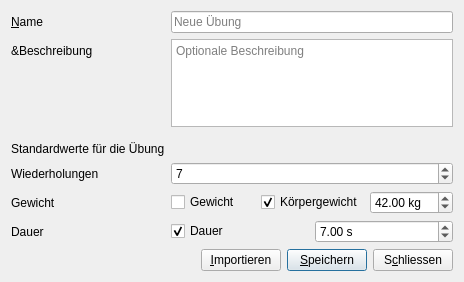
hochstibe/fingertraining, file speck_weg/ui/dialog_training_exercise.ui: the form before one commit.
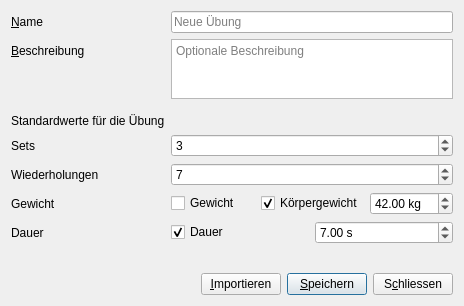
The form after the commit.

```diff
--- a/speck_weg/ui/dialog_training_exercise.ui
+++ b/speck_weg/ui/dialog_training_exercise.ui
@@ -10,7 +10,7 @@
     <x>0</x>
     <y>0</y>
     <width>464</width>
-    <height>282</height>
+    <height>306</height>
    </rect>
   </property>
   <property name="windowTitle">
@@ -50,6 +50,25 @@
        <property name="text">
         <string>&amp;Beschreibung</string>
        </property>
+       <property name="buddy">
+        <cstring>textEdit_description</cstring>
+       </property>
+      </widget>
+     </item>
+     <item row="1" column="1">
+      <widget class="QTextEdit" name="textEdit_description">
+       <property name="maximumSize">
+        <size>
+         <width>16777215</width>
+         <height>60</height>
+        </size>
+       </property>
+       <property name="tabChangesFocus">
+        <bool>true</bool>
+       </property>
+       <property name="placeholderText">
+        <string>Optionale Beschreibung</string>
+       </property>
       </widget>
      </item>
      <item row="2" column="0">
@@ -66,28 +85,28 @@
        </property>
       </widget>
      </item>
-     <item row="4" column="0">
+     <item row="5" column="0">
       <widget class="QLabel" name="label_repetitions">
        <property name="text">
         <string>Wiederholungen</string>
        </property>
       </widget>
      </item>
-     <item row="4" column="1">
+     <item row="5" column="1">
       <widget class="QSpinBox" name="spinBox_repetitions">
        <property name="value">
         <number>7</number>
        </property>
       </widget>
      </item>
-     <item row="5" column="0">
+     <item row="6" column="0">
       <widget class="QLabel" name="label_weight">
        <property name="text">
         <string>Gewicht</string>
        </property>
       </widget>
      </item>
-     <item row="5" column="1">
+     <item row="6" column="1">
       <layout class="QHBoxLayout" name="horizontalLayout_2">
        <item>
         <widget class="QCheckBox" name="checkBox_weight">
@@ -124,14 +143,14 @@
        </item>
       </layout>
      </item>
-     <item row="6" column="0">
+     <item row="7" column="0">
       <widget class="QLabel" name="label_duration">
        <property name="text">
         <string>Dauer</string>
        </property>
       </widget>
      </item>
-     <item row="6" column="1">
+     <item row="7" column="1">
       <layout class="QHBoxLayout" name="horizontalLayout_3">
        <item>
         <widget class="QCheckBox" name="checkBox_duration">
@@ -158,10 +177,20 @@
        </item>
       </layout>
      </item>
-     <item row="1" column="1">
-      <widget class="QTextEdit" name="textEdit_description">
-       <property name="placeholderText">
-        <string>Optionale Beschreibung</string>
+     <item row="4" column="0">
+      <widget class="QLabel" name="label_sets">
+       <property name="text">
+        <string>Sets</string>
+       </property>
+       <property name="buddy">
+        <cstring>spinBox_sets</cstring>
+       </property>
+      </widget>
+     </item>
+     <item row="4" column="1">
+      <widget class="QSpinBox" name="spinBox_sets">
+       <property name="value">
+        <number>3</number>
        </property>
       </widget>
      </item>
```
Left out of the diff: 28 changed lines with no effect on the pictures.
